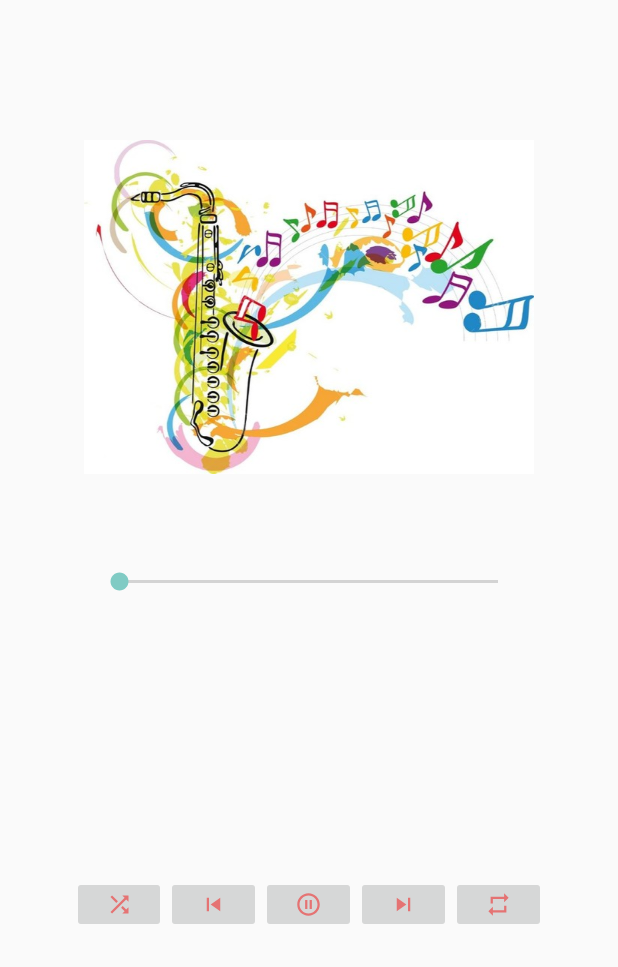
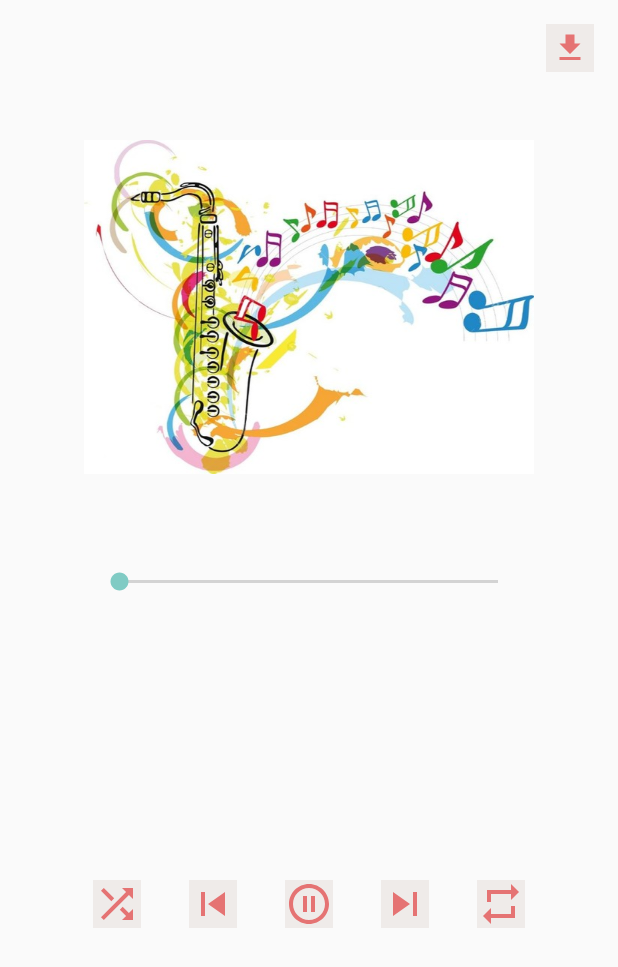
Before and after one commit to PhanHuy247/SimpleMp3Player, an Android app: the PlayerActivity screen opened directly, with no data from a screen before it, on a phone screen of 412 x 824 dp. Shown: the top 967 px of the screen. Run offline under Robolectric (Android 15) with nearby library versions, the light colour scheme and no system bars.

Commit message:
dm Huy part3

```diff
--- a/app/src/main/res/drawable-mdpi/ic_file_download_red_300_18dp.xml
+++ /dev/null
@@ -1,4 +0,0 @@
-<?xml version="1.0" encoding="UTF-8" standalone="no"?>
-<vector xmlns:android="http://schemas.android.com/apk/res/android" android:height="18dp" android:viewportHeight="24.0" android:viewportWidth="24.0" android:width="18dp">
-    <path android:fillColor="#E57373" android:pathData="M19,9h-4V3H9v6H5l7,7 7,-7zM5,18v2h14v-2H5z"/>
-</vector>
--- a/app/src/main/res/drawable-mdpi/ic_play_circle_outline_red_300_18dp.xml
+++ b/app/src/main/res/drawable-mdpi/ic_play_circle_outline_red_300_18dp.xml
@@ -1,4 +1,4 @@
 <?xml version="1.0" encoding="UTF-8" standalone="no"?>
-<vector xmlns:android="http://schemas.android.com/apk/res/android" android:height="18dp" android:viewportHeight="24.0" android:viewportWidth="24.0" android:width="18dp">
+<vector xmlns:android="http://schemas.android.com/apk/res/android" android:height="32dp" android:viewportHeight="24.0" android:viewportWidth="24.0" android:width="32dp">
     <path android:fillColor="#E57373" android:pathData="M10,16.5l6,-4.5 -6,-4.5v9zM12,2C6.48,2 2,6.48 2,12s4.48,10 10,10 10,-4.48 10,-10S17.52,2 12,2zM12,20c-4.41,0 -8,-3.59 -8,-8s3.59,-8 8,-8 8,3.59 8,8 -3.59,8 -8,8z"/>
 </vector>
--- a/app/src/main/res/drawable-mdpi/ic_repeat_red_300_18dp.xml
+++ b/app/src/main/res/drawable-mdpi/ic_repeat_red_300_18dp.xml
@@ -1,4 +1,4 @@
 <?xml version="1.0" encoding="UTF-8" standalone="no"?>
-<vector xmlns:android="http://schemas.android.com/apk/res/android" android:height="18dp" android:viewportHeight="24.0" android:viewportWidth="24.0" android:width="18dp">
+<vector xmlns:android="http://schemas.android.com/apk/res/android" android:height="32dp" android:viewportHeight="24.0" android:viewportWidth="24.0" android:width="32dp">
     <path android:fillColor="#E57373" android:pathData="M7,7h10v3l4,-4 -4,-4v3L5,5v6h2L7,7zM17,17L7,17v-3l-4,4 4,4v-3h12v-6h-2v4z"/>
 </vector>
--- a/app/src/main/res/drawable-mdpi/ic_shuffle_red_300_18dp.xml
+++ b/app/src/main/res/drawable-mdpi/ic_shuffle_red_300_18dp.xml
@@ -1,4 +1,4 @@
 <?xml version="1.0" encoding="UTF-8" standalone="no"?>
-<vector xmlns:android="http://schemas.android.com/apk/res/android" android:height="18dp" android:viewportHeight="24.0" android:viewportWidth="24.0" android:width="18dp">
+<vector xmlns:android="http://schemas.android.com/apk/res/android" android:height="32dp" android:viewportHeight="24.0" android:viewportWidth="24.0" android:width="32dp">
     <path android:fillColor="#E57373" android:pathData="M10.59,9.17L5.41,4 4,5.41l5.17,5.17 1.42,-1.41zM14.5,4l2.04,2.04L4,18.59 5.41,20 17.96,7.46 20,9.5L20,4h-5.5zM14.83,13.41l-1.41,1.41 3.13,3.13L14.5,20L20,20v-5.5l-2.04,2.04 -3.13,-3.13z"/>
 </vector>
--- a/app/src/main/res/drawable-mdpi/ic_skip_next_red_300_18dp.xml
+++ b/app/src/main/res/drawable-mdpi/ic_skip_next_red_300_18dp.xml
@@ -1,4 +1,4 @@
 <?xml version="1.0" encoding="UTF-8" standalone="no"?>
-<vector xmlns:android="http://schemas.android.com/apk/res/android" android:height="18dp" android:viewportHeight="24.0" android:viewportWidth="24.0" android:width="18dp">
+<vector xmlns:android="http://schemas.android.com/apk/res/android" android:height="32dp" android:viewportHeight="24.0" android:viewportWidth="24.0" android:width="32dp">
     <path android:fillColor="#E57373" android:pathData="M6,18l8.5,-6L6,6v12zM16,6v12h2V6h-2z"/>
 </vector>
--- a/app/src/main/res/drawable-mdpi/ic_skip_previous_red_300_18dp.xml
+++ b/app/src/main/res/drawable-mdpi/ic_skip_previous_red_300_18dp.xml
@@ -1,4 +1,4 @@
 <?xml version="1.0" encoding="UTF-8" standalone="no"?>
-<vector xmlns:android="http://schemas.android.com/apk/res/android" android:height="18dp" android:viewportHeight="24.0" android:viewportWidth="24.0" android:width="18dp">
+<vector xmlns:android="http://schemas.android.com/apk/res/android" android:height="32dp" android:viewportHeight="24.0" android:viewportWidth="24.0" android:width="32dp">
     <path android:fillColor="#E57373" android:pathData="M6,6h2v12L6,18zM9.5,12l8.5,6L18,6z"/>
 </vector>
--- /dev/null
+++ b/app/src/main/res/drawable/ic_file_download_red_300_18dp.xml
@@ -0,0 +1,4 @@
+<?xml version="1.0" encoding="UTF-8" standalone="no"?>
+<vector xmlns:android="http://schemas.android.com/apk/res/android" android:height="24dp" android:viewportHeight="24.0" android:viewportWidth="24.0" android:width="24dp">
+    <path android:fillColor="#E57373" android:pathData="M19,9h-4V3H9v6H5l7,7 7,-7zM5,18v2h14v-2H5z"/>
+</vector>
--- a/app/src/main/res/drawable/ic_pause_circle_outline_red_300_18dp.xml
+++ b/app/src/main/res/drawable/ic_pause_circle_outline_red_300_18dp.xml
@@ -1,4 +1,4 @@
 <?xml version="1.0" encoding="UTF-8" standalone="no"?>
-<vector xmlns:android="http://schemas.android.com/apk/res/android" android:height="18dp" android:viewportHeight="24.0" android:viewportWidth="24.0" android:width="18dp">
+<vector xmlns:android="http://schemas.android.com/apk/res/android" android:height="32dp" android:viewportHeight="24.0" android:viewportWidth="24.0" android:width="32dp">
     <path android:fillColor="#E57373" android:pathData="M9,16h2L11,8L9,8v8zM12,2C6.48,2 2,6.48 2,12s4.48,10 10,10 10,-4.48 10,-10S17.52,2 12,2zM12,20c-4.41,0 -8,-3.59 -8,-8s3.59,-8 8,-8 8,3.59 8,8 -3.59,8 -8,8zM13,16h2L15,8h-2v8z"/>
 </vector>
--- /dev/null
+++ b/app/src/main/res/drawable/ic_repeat_one_red_200_18dp.xml
@@ -0,0 +1,4 @@
+<?xml version="1.0" encoding="UTF-8" standalone="no"?>
+<vector xmlns:android="http://schemas.android.com/apk/res/android" android:height="32dp" android:viewportHeight="24.0" android:viewportWidth="24.0" android:width="32dp">
+    <path android:fillColor="#EF9A9A" android:pathData="M7,7h10v3l4,-4 -4,-4v3L5,5v6h2L7,7zM17,17L7,17v-3l-4,4 4,4v-3h12v-6h-2v4zM13,15L13,9h-1l-2,1v1h1.5v4L13,15z"/>
+</vector>
--- /dev/null
+++ b/app/src/main/res/drawable/ic_repeat_red_200_18dp.xml
@@ -0,0 +1,4 @@
+<?xml version="1.0" encoding="UTF-8" standalone="no"?>
+<vector xmlns:android="http://schemas.android.com/apk/res/android" android:height="32dp" android:viewportHeight="24.0" android:viewportWidth="24.0" android:width="32dp">
+    <path android:fillColor="#EF9A9A" android:pathData="M7,7h10v3l4,-4 -4,-4v3L5,5v6h2L7,7zM17,17L7,17v-3l-4,4 4,4v-3h12v-6h-2v4z"/>
+</vector>
--- /dev/null
+++ b/app/src/main/res/drawable/ic_shuffle_red_200_18dp.xml
@@ -0,0 +1,4 @@
+<?xml version="1.0" encoding="UTF-8" standalone="no"?>
+<vector xmlns:android="http://schemas.android.com/apk/res/android" android:height="32dp" android:viewportHeight="24.0" android:viewportWidth="24.0" android:width="32dp">
+    <path android:fillColor="#EF9A9A" android:pathData="M10.59,9.17L5.41,4 4,5.41l5.17,5.17 1.42,-1.41zM14.5,4l2.04,2.04L4,18.59 5.41,20 17.96,7.46 20,9.5L20,4h-5.5zM14.83,13.41l-1.41,1.41 3.13,3.13L14.5,20L20,20v-5.5l-2.04,2.04 -3.13,-3.13z"/>
+</vector>
--- a/app/src/main/res/layout/activity_player.xml
+++ b/app/src/main/res/layout/activity_player.xml
@@ -3,6 +3,14 @@
     android:layout_width="match_parent"
     android:layout_height="match_parent"
     android:padding="@dimen/activity_horizontal_margin">
+    <ImageButton
+        android:layout_width="@dimen/imageButtonDimens"
+        android:layout_height="@dimen/imageButtonDimens"
+        android:id="@+id/button_download"
+        android:layout_alignParentTop="true"
+        android:layout_alignParentRight="true"
+        android:background="@color/backgroundDisplay"
+        android:src="@drawable/ic_file_download_red_300_18dp"/>
     <TextView
         android:id="@+id/text_songName"
         android:layout_width="wrap_content"
@@ -19,6 +27,7 @@
         android:layout_height="@dimen/image_dimen_height"
         android:layout_centerInParent="true"
         android:layout_marginBottom="24dp"
+
         android:src="@drawable/image_music"/>
 
     <LinearLayout
@@ -44,45 +53,58 @@
             android:layout_weight="1"
             android:id="@+id/text_timeLeft"/>
     </LinearLayout>
-    <LinearLayout
+    <RelativeLayout
         android:layout_width="match_parent"
         android:layout_height="match_parent"
         android:weightSum="8"
         android:gravity="center"
         android:id="@+id/functionBar"
-        android:layout_below="@id/song_duration"
-        android:orientation="horizontal">
+        android:layout_below="@id/song_duration">
         <ImageButton
-            android:layout_width="wrap_content"
-            android:layout_height="wrap_content"
+            android:layout_width="@dimen/imageButtonDimens"
+            android:layout_height="@dimen/imageButtonDimens"
             android:id="@+id/button_shuffle"
-            android:layout_weight="1"
+            android:layout_marginLeft="@dimen/imageButtonMargin"
+            android:layout_marginRight="@dimen/imageButtonMargin"
+            android:background="@color/backgroundDisplay"
             android:src="@drawable/ic_shuffle_red_300_18dp"/>
         <ImageButton
-            android:layout_width="wrap_content"
-            android:layout_height="wrap_content"
+            android:layout_width="@dimen/imageButtonDimens"
+            android:layout_height="@dimen/imageButtonDimens"
+            android:layout_marginLeft="@dimen/imageButtonMargin"
+            android:layout_marginRight="@dimen/imageButtonMargin"
             android:id="@+id/button_previous"
-            android:layout_weight="1"
+            android:layout_toRightOf="@id/button_shuffle"
+            android:background="@color/backgroundDisplay"
             android:src="@drawable/ic_skip_previous_red_300_18dp"/>
         <ImageButton
-            android:layout_width="wrap_content"
-            android:layout_height="wrap_content"
+            android:layout_width="@dimen/imageButtonDimens"
+            android:layout_height="@dimen/imageButtonDimens"
+            android:layout_marginLeft="@dimen/imageButtonMargin"
+            android:layout_marginRight="@dimen/imageButtonMargin"
             android:id="@+id/button_play"
-            android:layout_weight="1"
+            android:layout_toRightOf="@id/button_previous"
+            android:background="@color/backgroundDisplay"
             android:src="@drawable/ic_pause_circle_outline_red_300_18dp"/>
         <ImageButton
-            android:layout_width="wrap_content"
-            android:layout_height="wrap_content"
+            android:layout_width="@dimen/imageButtonDimens"
+            android:layout_height="@dimen/imageButtonDimens"
+            android:layout_marginLeft="@dimen/imageButtonMargin"
+            android:layout_marginRight="@dimen/imageButtonMargin"
             android:id="@+id/button_next"
-            android:layout_weight="1"
+            android:layout_toRightOf="@id/button_play"
+            android:background="@color/backgroundDisplay"
             android:src="@drawable/ic_skip_next_red_300_18dp"/>
         <ImageButton
-            android:layout_weight="1"
-            android:layout_width="wrap_content"
-            android:layout_height="wrap_content"
             android:id="@+id/button_repeat"
+            android:layout_width="@dimen/imageButtonDimens"
+            android:layout_height="@dimen/imageButtonDimens"
+            android:layout_marginLeft="@dimen/imageButtonMargin"
+            android:layout_marginRight="@dimen/imageButtonMargin"
+            android:layout_toRightOf="@id/button_next"
+            android:background="@color/backgroundDisplay"
             android:src="@drawable/ic_repeat_red_300_18dp"/>
-    </LinearLayout>
+    </RelativeLayout>
 
 
 </RelativeLayout>
--- a/app/src/main/res/values/dimens.xml
+++ b/app/src/main/res/values/dimens.xml
@@ -8,4 +8,6 @@
     <dimen name="fab_margin">16dp</dimen>
     <dimen name="image_dimen_width">300dp</dimen>
     <dimen name="image_dimen_height">300dp</dimen>
+    <dimen name="imageButtonDimens">32dp</dimen>
+    <dimen name="imageButtonMargin">16dp</dimen>
 </resources>
```
Also changed, not shown: app/src/main/java/vn/techkid/simplemp3player/Activity/PlayerActivity.java (+45 -8 lines), app/src/main/java/vn/techkid/simplemp3player/Service/PlayingMusicService.java (+41 -4 lines), app/src/main/res/layout/activity_chart_song_korea.xml (deleted, +0 -12 lines), app/src/main/res/layout/activity_chart_song_usuk.xml (deleted, +0 -12 lines), 1 other file.
